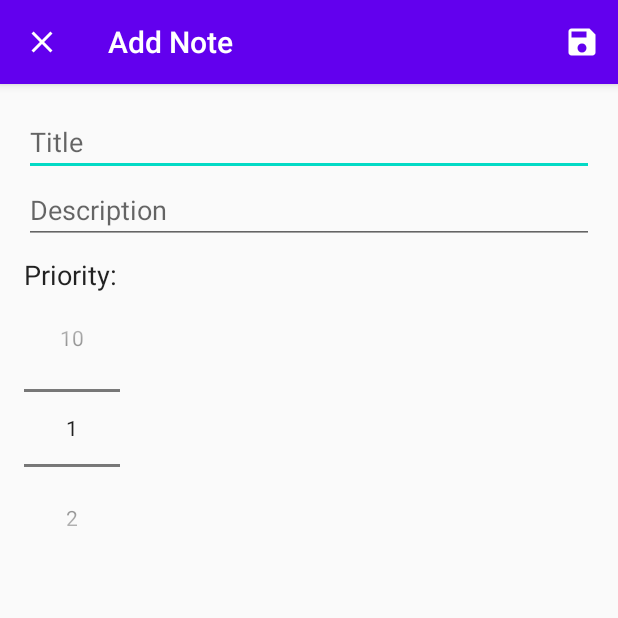
After one commit to Bipul1895/Android-Architecture-Components, an Android app: the AddNoteActivity screen opened directly, with no data from a screen before it, on a phone screen of 412 x 824 dp, the top half of it. The commit adds this screen. Run offline under Robolectric (Android 15) with nearby library versions, the phone set to English and light mode, and no system bars.

Commit message:
Insert new note using AddNoteActivity

```diff
--- a/app/build.gradle
+++ b/app/build.gradle
@@ -30,6 +30,7 @@ dependencies {
     implementation 'androidx.lifecycle:lifecycle-extensions:2.2.0'
     implementation 'androidx.recyclerview:recyclerview:1.1.0'
     implementation 'androidx.coordinatorlayout:coordinatorlayout:1.1.0'
+    implementation 'com.google.android.material:material:1.1.0'
     testImplementation 'junit:junit:4.12'
     androidTestImplementation 'androidx.test.ext:junit:1.1.1'
     androidTestImplementation 'androidx.test.espresso:espresso-core:3.2.0'
--- a/app/src/main/AndroidManifest.xml
+++ b/app/src/main/AndroidManifest.xml
@@ -9,7 +9,10 @@
         android:roundIcon="@mipmap/ic_launcher_round"
         android:supportsRtl="true"
         android:theme="@style/AppTheme">
-        <activity android:name=".MainActivity">
+        <activity android:name=".AddNoteActivity"
+            android:parentActivityName=".MainActivity"></activity>
+        <activity android:name=".MainActivity"
+            android:launchMode="singleTop">
             <intent-filter>
                 <action android:name="android.intent.action.MAIN" />
 
--- /dev/null
+++ b/app/src/main/java/org/example/architecturecompkeepnotes/AddNoteActivity.java
@@ -0,0 +1,94 @@
+package org.example.architecturecompkeepnotes;
+
+import androidx.annotation.NonNull;
+import androidx.appcompat.app.AppCompatActivity;
+
+import android.content.Intent;
+import android.os.Bundle;
+import android.util.Log;
+import android.view.Menu;
+import android.view.MenuInflater;
+import android.view.MenuItem;
+import android.widget.EditText;
+import android.widget.NumberPicker;
+import android.widget.Toast;
+
+public class AddNoteActivity extends AppCompatActivity {
+    private static final String TAG = "AddNoteActivity";
+    //We will use these static constants to retrieve data from
+    //intent object in onActivityResult of MainActivity
+    public static final String EXTRA_TITLE= "EXTRA_TITLE";
+    public static final String EXTRA_DESCRIPTION= "EXTRA_DESCRIPTION";
+    public static final String EXTRA_PRIORITY= "EXTRA_PRIORITY";
+
+
+    private EditText editTextTitle;
+    private EditText editTextDescription;
+    private NumberPicker numberPickerPriority;
+
+    @Override
+    protected void onCreate(Bundle savedInstanceState) {
+        super.onCreate(savedInstanceState);
+        setContentView(R.layout.activity_add_note);
+
+        Log.d(TAG, "onCreate: starts");
+
+        editTextTitle = findViewById(R.id.edit_text_title);
+        editTextDescription = findViewById(R.id.edit_text_description);
+        numberPickerPriority = findViewById(R.id.number_picker_priority);
+
+        numberPickerPriority.setMinValue(1);
+        numberPickerPriority.setMaxValue(10);
+
+        getSupportActionBar().setHomeAsUpIndicator(R.drawable.ic_close);
+        setTitle("Add Note");
+
+        Log.d(TAG, "onCreate: ends");
+    }
+
+    @Override
+    public boolean onCreateOptionsMenu(Menu menu) {
+        MenuInflater menuInflater = getMenuInflater();
+        menuInflater.inflate(R.menu.add_note_menu, menu);//telling which menu layout should be shown
+        return true;
+    }
+
+    @Override
+    public boolean onOptionsItemSelected(@NonNull MenuItem item) {
+        switch (item.getItemId()) {
+            case R.id.save_note:
+                Log.d(TAG, "onOptionsItemSelected: save button clicked");
+                saveNote();
+                return true;
+            default:
+                return super.onOptionsItemSelected(item);
+        }
+    }
+
+    /**
+     * Called by onOptionsItemSelected of menu when "save button" of menu is clicked
+     * Retrieves title, description and priority from user
+     * Passes data to main activity for insertion of data and then closes
+     */
+    private void saveNote() {
+        Log.d(TAG, "saveNote: starts");
+        String title = editTextTitle.getText().toString();
+        String description = editTextDescription.getText().toString();
+        int priority = numberPickerPriority.getValue();
+
+        if(title.trim().isEmpty() || description.trim().isEmpty()) {
+            Toast.makeText(this, "Please insert a title and description", Toast.LENGTH_SHORT).show();
+            return;
+        }
+
+        Intent intent = new Intent();
+        intent.putExtra(EXTRA_TITLE, title);
+        intent.putExtra(EXTRA_DESCRIPTION, description);
+        intent.putExtra(EXTRA_PRIORITY, priority);
+
+        setResult(RESULT_OK, intent);
+        finish();
+
+        Log.d(TAG, "saveNote: ends");
+    }
+}
--- /dev/null
+++ b/app/src/main/res/drawable/ic_add.xml
@@ -0,0 +1,5 @@
+<vector android:height="24dp" android:tint="#FFFFFF"
+    android:viewportHeight="24" android:viewportWidth="24"
+    android:width="24dp" xmlns:android="http://schemas.android.com/apk/res/android">
+    <path android:fillColor="@android:color/white" android:pathData="M19,13h-6v6h-2v-6H5v-2h6V5h2v6h6v2z"/>
+</vector>
--- /dev/null
+++ b/app/src/main/res/drawable/ic_close.xml
@@ -0,0 +1,5 @@
+<vector android:height="24dp" android:tint="#FFFFFF"
+    android:viewportHeight="24" android:viewportWidth="24"
+    android:width="24dp" xmlns:android="http://schemas.android.com/apk/res/android">
+    <path android:fillColor="@android:color/white" android:pathData="M19,6.41L17.59,5 12,10.59 6.41,5 5,6.41 10.59,12 5,17.59 6.41,19 12,13.41 17.59,19 19,17.59 13.41,12z"/>
+</vector>
--- /dev/null
+++ b/app/src/main/res/drawable/ic_save.xml
@@ -0,0 +1,5 @@
+<vector android:height="24dp" android:tint="#FFFFFF"
+    android:viewportHeight="24" android:viewportWidth="24"
+    android:width="24dp" xmlns:android="http://schemas.android.com/apk/res/android">
+    <path android:fillColor="@android:color/white" android:pathData="M17,3L5,3c-1.11,0 -2,0.9 -2,2v14c0,1.1 0.89,2 2,2h14c1.1,0 2,-0.9 2,-2L21,7l-4,-4zM12,19c-1.66,0 -3,-1.34 -3,-3s1.34,-3 3,-3 3,1.34 3,3 -1.34,3 -3,3zM15,9L5,9L5,5h10v4z"/>
+</vector>
--- /dev/null
+++ b/app/src/main/res/layout/activity_add_note.xml
@@ -0,0 +1,34 @@
+<?xml version="1.0" encoding="utf-8"?>
+<LinearLayout xmlns:android="http://schemas.android.com/apk/res/android"
+    xmlns:app="http://schemas.android.com/apk/res-auto"
+    xmlns:tools="http://schemas.android.com/tools"
+    android:layout_width="match_parent"
+    android:layout_height="match_parent"
+    android:orientation="vertical"
+    android:padding="16dp"
+    tools:context=".AddNoteActivity">
+
+    <EditText
+        android:id="@+id/edit_text_title"
+        android:layout_width="match_parent"
+        android:layout_height="wrap_content"
+        android:hint="Title"
+        android:inputType="text" />
+    <EditText
+        android:id="@+id/edit_text_description"
+        android:layout_width="match_parent"
+        android:layout_height="wrap_content"
+        android:hint="Description"
+        android:inputType="textMultiLine" />
+    <TextView
+        android:layout_width="wrap_content"
+        android:layout_height="wrap_content"
+        android:layout_marginTop="8dp"
+        android:text="Priority:"
+        android:textAppearance="@android:style/TextAppearance.Medium" />
+    <NumberPicker
+        android:id="@+id/number_picker_priority"
+        android:layout_width="wrap_content"
+        android:layout_height="wrap_content" />
+
+</LinearLayout>
--- /dev/null
+++ b/app/src/main/res/menu/add_note_menu.xml
@@ -0,0 +1,9 @@
+<?xml version="1.0" encoding="utf-8"?>
+<menu xmlns:android="http://schemas.android.com/apk/res/android"
+    xmlns:app="http://schemas.android.com/apk/res-auto">
+    <item
+        android:id="@+id/save_note"
+        android:icon="@drawable/ic_save"
+        android:title="Save"
+        app:showAsAction="ifRoom" />
+</menu>
```
Also changed, not shown: app/src/main/java/org/example/architecturecompkeepnotes/MainActivity.java (+41 -0 lines), app/src/main/res/layout/activity_main.xml (+10 -2 lines), 1 other file.
